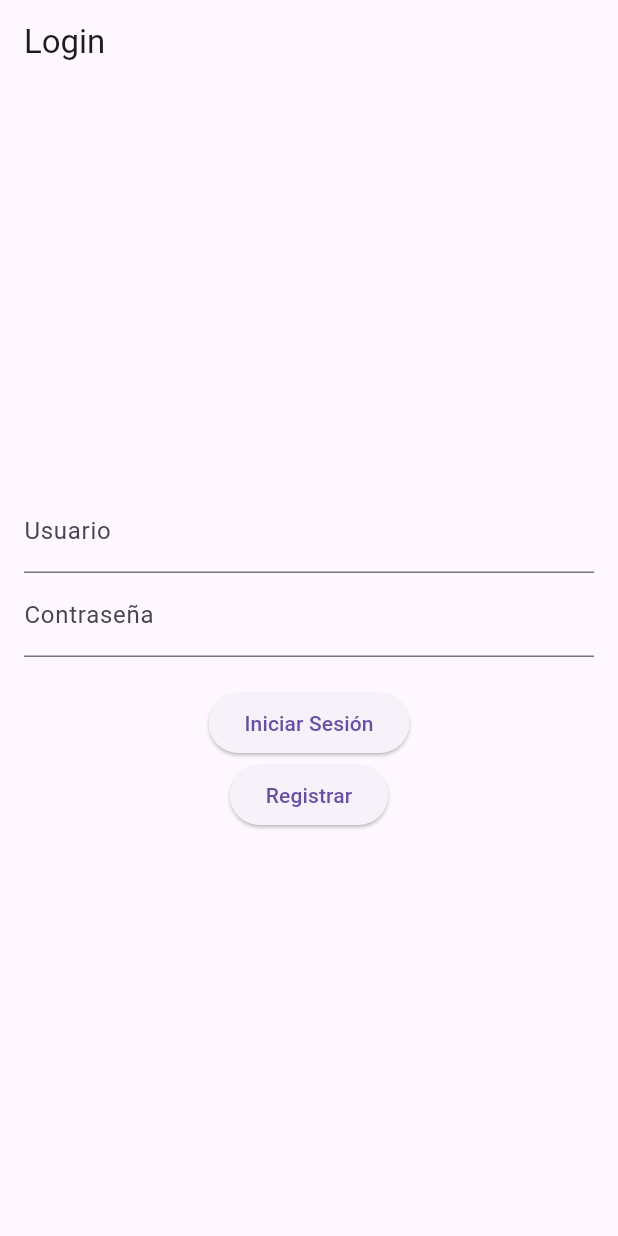
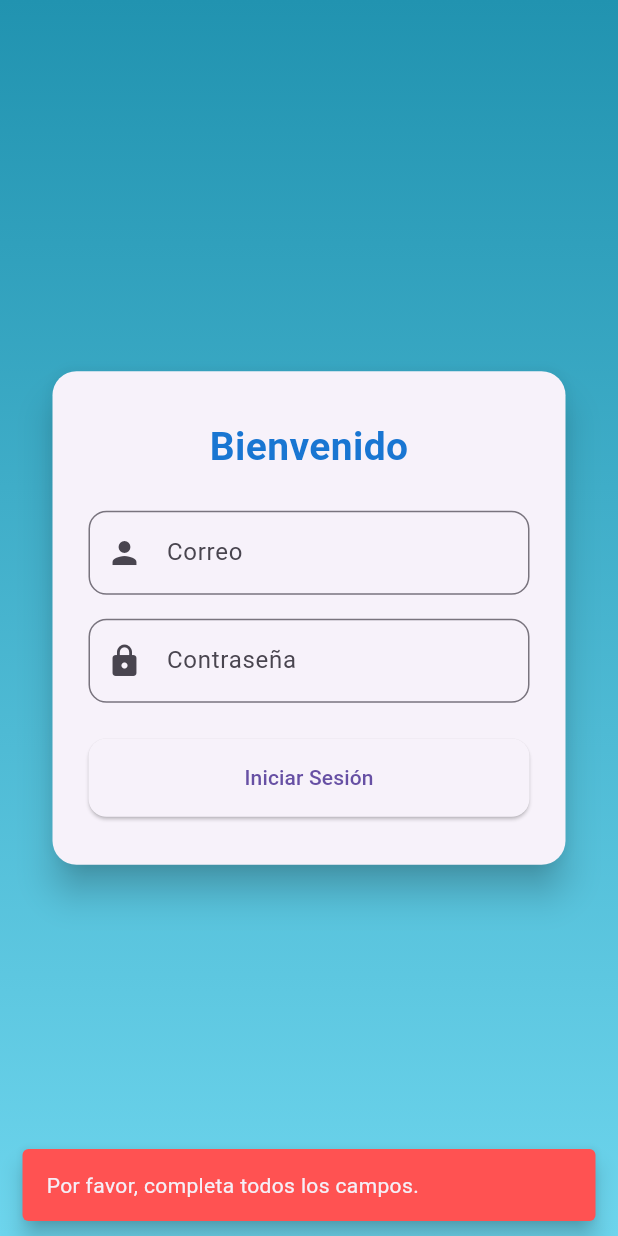
Before and after one commit to LeoStudioCode/SanchezWeb, a Flutter app: the screen it shows after launch, after a tap on "Iniciar Sesión", on a phone screen of 412 x 824 dp. Run offline on Flutter 3.47's test engine with Material 3 defaults, Android fonts, the phone set to English and light mode, and no system bars; our stand-ins replace cloud_firestore, file_picker, firebase_auth, firebase_core, firebase_storage, image_picker; missing offline and left inert: dart:html, excel; accounts and stored records are empty; statements that could not run were skipped.

Commit message:
primer commit

```diff
--- a/lib/screens/login_screen.dart
+++ b/lib/screens/login_screen.dart
@@ -26,74 +26,153 @@ class _LoginScreenState extends State<LoginScreen> {
   @override
   Widget build(BuildContext context) {
     return Scaffold(
-      appBar: AppBar(
-        title: Text('Login'),
+      body: Container(
+        decoration: const BoxDecoration(
+          gradient: LinearGradient(
+            colors: [Color(0xFF2193b0), Color(0xFF6dd5ed)],
+            begin: Alignment.topCenter,
+            end: Alignment.bottomCenter,
           ),
-      body: Padding(
+        ),
+        child: Center(
+          child: SingleChildScrollView(
             padding: const EdgeInsets.all(16.0),
+            child: ConstrainedBox(
+              constraints: BoxConstraints(
+                maxWidth: 350, // 🔹 Limita el ancho
+              ),
+              child: Card(
+                elevation: 10,
+                shape: RoundedRectangleBorder(
+                  borderRadius: BorderRadius.circular(16),
+                ),
+                child: Padding(
+                  padding:
+                      const EdgeInsets.symmetric(vertical: 32, horizontal: 24),
                   child: Column(
-          mainAxisAlignment: MainAxisAlignment.center,
+                    mainAxisSize: MainAxisSize.min,
                     children: <Widget>[
+                      Text(
+                        'Bienvenido',
+                        style: TextStyle(
+                          fontSize: 26,
+                          fontWeight: FontWeight.bold,
+                          color: Colors.blue[700],
+                        ),
+                      ),
+                      const SizedBox(height: 24),
                       TextField(
                         controller: _emailController,
                         focusNode: _emailFocusNode,
-              decoration: InputDecoration(labelText: 'Usuario'),
                         keyboardType: TextInputType.emailAddress,
+                        decoration: InputDecoration(
+                          labelText: 'Correo',
+                          prefixIcon: Icon(Icons.person),
+                          border: OutlineInputBorder(
+                            borderRadius: BorderRadius.circular(12),
                           ),
+                        ),
+                      ),
+                      const SizedBox(height: 16),
                       TextField(
                         controller: _passwordController,
                         focusNode: _passwordFocusNode,
-              decoration: InputDecoration(labelText: 'Contraseña'),
                         obscureText: true,
+                        decoration: InputDecoration(
+                          labelText: 'Contraseña',
+                          prefixIcon: Icon(Icons.lock),
+                          border: OutlineInputBorder(
+                            borderRadius: BorderRadius.circular(12),
                           ),
-            SizedBox(height: 20),
-            ElevatedButton(
-              onPressed: () async {
+                        ),
+                      ),
+                      const SizedBox(height: 24),
+                      SizedBox(
+                        width: double.infinity,
+                        child: ElevatedButton(
+                          style: ElevatedButton.styleFrom(
+                            padding: const EdgeInsets.symmetric(vertical: 16),
+                            shape: RoundedRectangleBorder(
+                              borderRadius: BorderRadius.circular(12),
+                            ),
+                          ),
+                          onPressed: _handleLogin,
+                          child: const Text('Iniciar Sesión'),
+                        ),
+                      ),
+                    ],
+                  ),
+                ),
+              ),
+            ),
+          ),
+        ),
+      ),
+    );
+  }
+
+  void _handleLogin() async {
+    final email = _emailController.text.trim();
+    final password = _passwordController.text;
+
+    if (email.isEmpty || password.isEmpty) {
+      _showSnackBar('Por favor, completa todos los campos.');
+      return;
+    }
+
     try {
-                  User? user = await _authService.signIn(
-                    _emailController.text,
-                    _passwordController.text,
-                  );
+      User? user = await _authService.signIn(email, password);
+
       if (user != null) {
         bool isAdmin = await _authService.isAdmin(user.uid);
         if (isAdmin) {
           Navigator.pushReplacementNamed(context, '/dashboard');
         } else {
-                      ScaffoldMessenger.of(context).showSnackBar(
-                        SnackBar(content: Text('Acceso no autorizado')),
-                      );
+          _showSnackBar('Acceso no autorizado');
         }
       }
+    } on FirebaseAuthException catch (e) {
+      String errorMessage;
+
+      _showSnackBar('🔥 Firebase Error: ${e}');
+
+      switch (e.code) {
+        case 'invalid-email':
+          errorMessage = 'El correo electrónico no es válido.';
+          break;
+        case 'user-not-found':
+          errorMessage = 'No existe un usuario con ese correo.';
+          break;
+        case 'wrong-password':
+          errorMessage = 'La contraseña es incorrecta.';
+          break;
+        case 'user-disabled':
+          errorMessage = 'Esta cuenta ha sido deshabilitada.';
+          break;
+        case 'invalid-credential':
+          errorMessage = 'Correo o contraseña incorrectos.';
+          break;
+        case 'missing-password':
+          errorMessage = 'Por favor, ingresa tu contraseña.';
+          break;
+        default:
+          errorMessage = 'Error al iniciar sesión. Código: ${e.code}';
+          break;
+      }
+
+      _showSnackBar(errorMessage);
     } catch (e) {
+      print('🚨 Error inesperado: $e');
+      _showSnackBar('Ocurrió un error inesperado. Intenta nuevamente.');
+    }
+  }
+
+  void _showSnackBar(String message) {
     ScaffoldMessenger.of(context).showSnackBar(
-                    SnackBar(content: Text('Error al iniciar sesión: $e')),
-                  );
-                }
-              },
-              child: Text('Iniciar Sesión'),
-            ),
-            ElevatedButton(
-              onPressed: () async {
-                try {
-                  User? user = await _authService.register(
-                    _emailController.text,
-                    _passwordController.text,
-                  );
-                  if (user != null) {
-                    ScaffoldMessenger.of(context).showSnackBar(
-                      SnackBar(content: Text('Registro exitoso')),
-                    );
-                  }
-                } catch (e) {
-                  ScaffoldMessenger.of(context).showSnackBar(
-                    SnackBar(content: Text('Error al registrar usuario: $e')),
-                  );
-                }
-              },
-              child: Text('Registrar'),
-            ),
-          ],
-        ),
+      SnackBar(
+        content: Text(message),
+        backgroundColor: Colors.redAccent,
+        behavior: SnackBarBehavior.floating,
       ),
     );
   }
```
Also changed, not shown: lib/screens/reportes/reportes_screen.dart (+70 -67 lines), lib/firebase_options.dart (added), pubspec.lock, 5 other files. Lines whose indentation alone changed are shown as unchanged.
